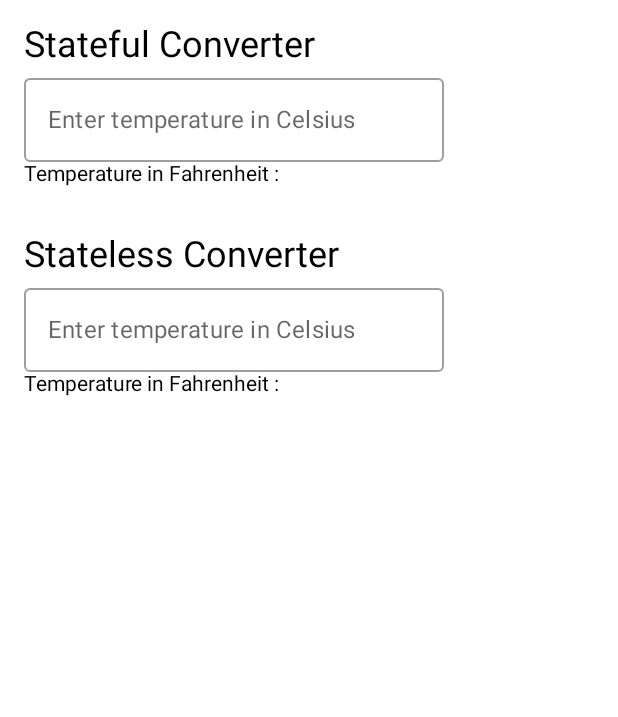
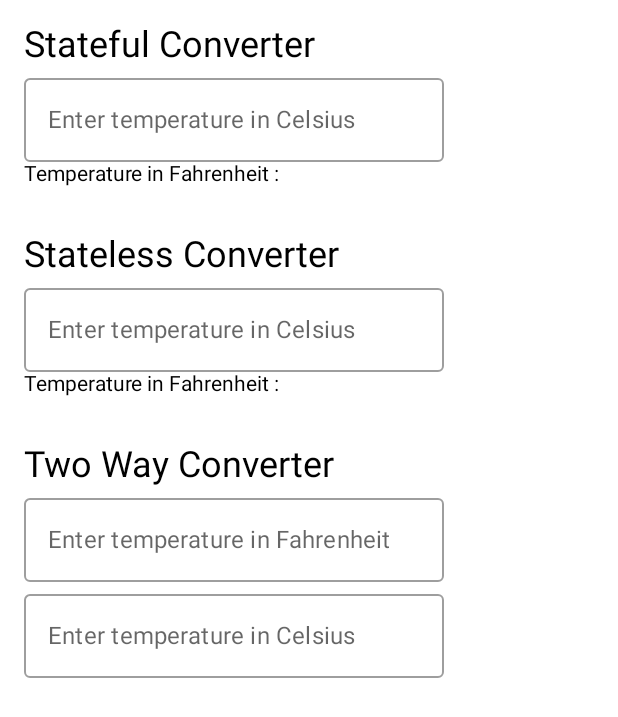
Before and after one commit to fachridantm/Dicoding-JetpackCompose, an Android app built with Jetpack Compose: the screen it shows after launch (MainActivity), on a phone screen of 412 x 824 dp. Shown: the top 717 px of the screen. Run offline under Robolectric (Android 15) with nearby library versions, the phone set to English and light mode, and no system bars; missing, so only their content is drawn: MyTemperatureConverterTheme.

Commit message:
latihan membuat aplikasi konverter suhu

```diff
--- a/MyTemperatureConverter/app/src/main/java/com/dicoding/mytemperatureconverter/MainActivity.kt
+++ b/MyTemperatureConverter/app/src/main/java/com/dicoding/mytemperatureconverter/MainActivity.kt
@@ -31,12 +31,18 @@ class MainActivity : ComponentActivity() {
     }
 }
 
+enum class Scale(val scaleName: String) {
+    CELSIUS("Celsius"),
+    FAHRENHEIT("Fahrenheit")
+}
+
 @Composable
 fun MyTemperatureConverterApp() {
     Surface(modifier = Modifier.fillMaxSize(), color = MaterialTheme.colors.background) {
         Column {
             StatefulTemperatureInput()
             ConverterApp()
+            TwoWayConverterApp()
         }
     }
 }
@@ -106,6 +112,58 @@ fun StatelessTemperatureInput(
     }
 }
 
+@Composable
+fun GeneralTemperatureInput(
+    scale: Scale,
+    input: String,
+    onValueChange: (String) -> Unit,
+    modifier: Modifier = Modifier,
+) {
+    Column(modifier) {
+        OutlinedTextField(
+            value = input,
+            label = { Text(stringResource(R.string.enter_temperature, scale.scaleName)) },
+            keyboardOptions = KeyboardOptions(keyboardType = KeyboardType.Number),
+            onValueChange = onValueChange)
+    }
+}
+
+@Composable
+private fun TwoWayConverterApp(
+    modifier: Modifier = Modifier,
+) {
+    var celsius by remember { mutableStateOf("") }
+    var fahrenheit by remember { mutableStateOf("") }
+    Column(modifier.padding(16.dp)) {
+        Text(
+            text = stringResource(R.string.two_way_converter),
+            style = MaterialTheme.typography.h5
+        )
+        GeneralTemperatureInput(
+            scale = Scale.FAHRENHEIT,
+            input = celsius,
+            onValueChange = { newInput ->
+                celsius = newInput
+                fahrenheit = convertToFahrenhait(newInput)
+            },
+        )
+        GeneralTemperatureInput(
+            scale = Scale.CELSIUS,
+            input = fahrenheit,
+            onValueChange = { newInput ->
+                fahrenheit = newInput
+                celsius = convertToCelsius(newInput)
+            },
+        )
+
+    }
+}
+
+private fun convertToCelsius(fahrenheit: String) =
+    fahrenheit.toDoubleOrNull()?.let {
+        (it - 32) * 5 / 9
+    }.toString()
+
 @Preview(showBackground = true, device = Devices.PIXEL_4)
 @Composable
 fun MyTemperatureConverterAppPreview() {
```
